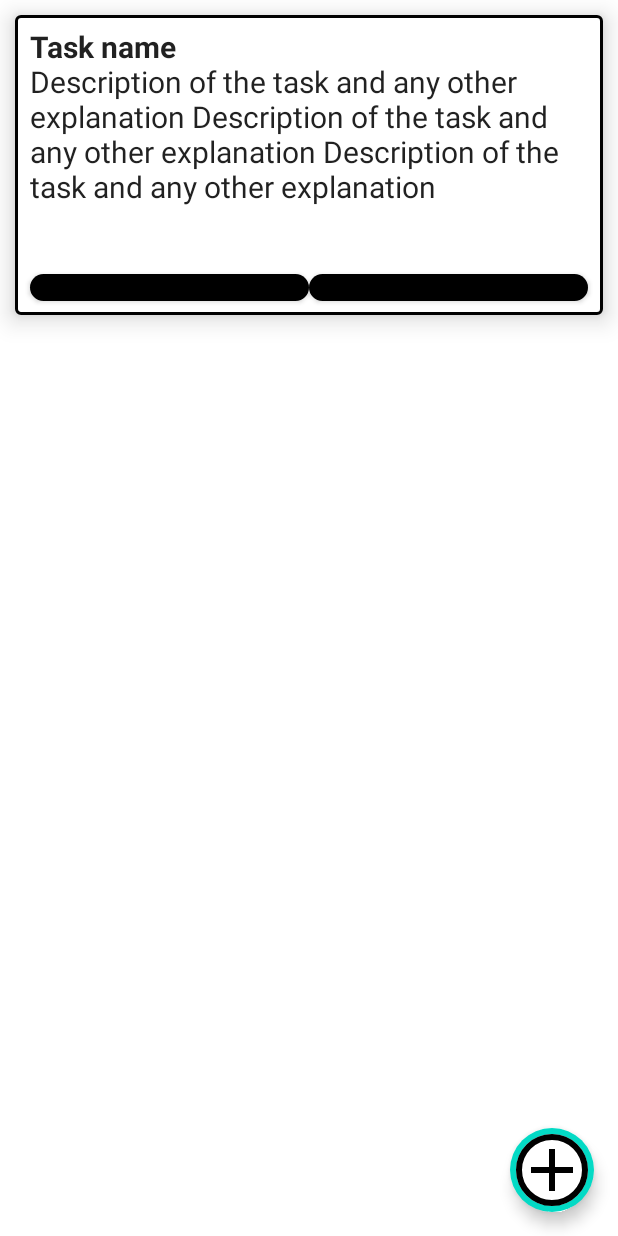
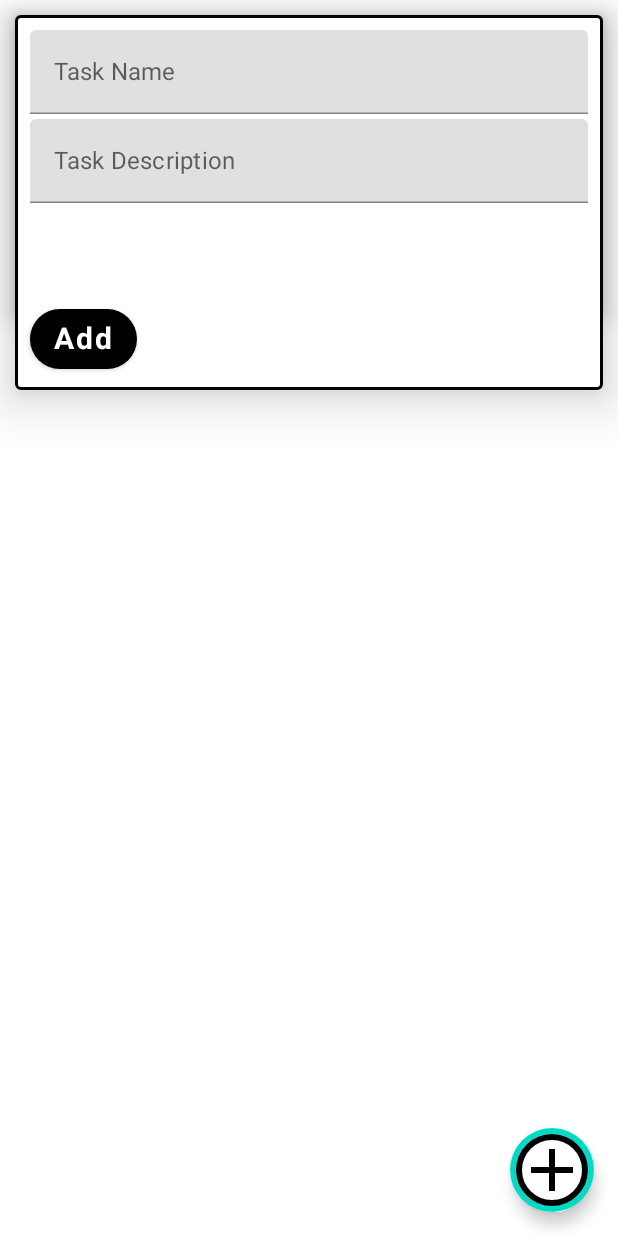
Before and after one commit to dynamic2code/Todo_app, an Android app built with Jetpack Compose: the screen it shows after launch (MainActivity), after a tap on "Add", on a phone screen of 412 x 824 dp. Run offline under Robolectric (Android 15) with nearby library versions, the phone set to English and light mode, and no system bars.

Commit message:
addition to adding task card and its on click function

```diff
--- a/app/src/main/java/com/example/todoapppractice/MainActivity.kt
+++ b/app/src/main/java/com/example/todoapppractice/MainActivity.kt
@@ -8,7 +8,10 @@ import androidx.compose.foundation.BorderStroke
 import androidx.compose.foundation.background
 import androidx.compose.foundation.border
 import androidx.compose.foundation.layout.Arrangement
+import androidx.compose.foundation.layout.Box
+//import androidx.compose.foundation.layout.BoxScopeInstance.align
 import androidx.compose.foundation.layout.Column
+//import androidx.compose.foundation.layout.ColumnScopeInstance.weight
 import androidx.compose.foundation.layout.Row
 import androidx.compose.foundation.layout.Spacer
 import androidx.compose.foundation.layout.fillMaxSize
@@ -24,14 +27,21 @@ import androidx.compose.material.*
 import androidx.compose.material.icons.Icons
 import androidx.compose.material.icons.filled.Add
 import androidx.compose.runtime.Composable
+import androidx.compose.runtime.getValue
+import androidx.compose.runtime.mutableStateOf
+import androidx.compose.runtime.remember
 import androidx.compose.ui.Alignment
 import androidx.compose.ui.Modifier
 import androidx.compose.ui.graphics.Color
 import androidx.compose.ui.text.font.FontWeight
+import androidx.compose.ui.text.input.TextFieldValue
 import androidx.compose.ui.tooling.preview.Preview
 import androidx.compose.ui.unit.dp
 import androidx.compose.ui.unit.sp
 import com.example.todoapppractice.ui.theme.TodoApppracticeTheme
+//import com.example.textfield.ui.theme.TextfieldTheme
+import androidx.compose.runtime.getValue
+import androidx.compose.runtime.setValue
 
 
 class MainActivity : ComponentActivity() {
@@ -53,9 +63,11 @@ class MainActivity : ComponentActivity() {
 
 @Composable
 fun ToDoAPP(){
+    var available_todo by remember { mutableStateOf(false) }
+    var showDetails by remember { mutableStateOf(false) }
     Scaffold(
         floatingActionButton = {
-            FloatingActionButton(onClick = { /* ... */ }) {
+            FloatingActionButton(onClick = {  showDetails = !showDetails }) {
                 Icon(Icons.Filled.Add,
                     contentDescription = "Add",
                     modifier = Modifier
@@ -64,9 +76,25 @@ fun ToDoAPP(){
                         .border(BorderStroke(4.dp, Color.Black), shape = CircleShape))
             }
         }
+    ) {innerPadding ->
+        Box(
+            Modifier
+                .padding(innerPadding)
+                .fillMaxSize()
         ) {
-        // Screen content
+            // Main content here
+//            logic to get check i data in db
+
+            Column() {
                 ToDo()
+            }
+            Column() {
+                if (showDetails) {
+                    AddTodoWidget()
+                }
+            }
+        }
+
     }
 }
 
@@ -85,7 +113,9 @@ fun ToDo(){
                 .fillMaxWidth()
                 .padding(10.dp)
         ) {
-            Column() {
+            Column(
+                modifier = Modifier.weight(1.0f)
+            ) {
                 Text(
                     text = "Task name",
                     fontSize = MaterialTheme.typography.h6.fontSize,
@@ -97,10 +127,10 @@ fun ToDo(){
 
                 )
             }
-            Spacer(modifier = Modifier.height(45.dp))
+//            Spacer(modifier = Modifier.height(45.dp))
             Row(
-                modifier = Modifier
-                    .weight(1f, false),
+//                modifier = Modifier
+//                    .weight(1f, ),
                 verticalAlignment = Alignment.CenterVertically,
                 horizontalArrangement = Arrangement.End,
             ) {
@@ -137,23 +167,59 @@ fun ToDo(){
 }
 
 @Composable
-fun AddTodoWidget(){
+fun AddTodoWidget() {
     Card(
-        elevation = 10.dp,
+        elevation = 20.dp,
         modifier = Modifier
+//            .align(Alignment.Center)
             .padding(10.dp)
-            .requiredHeight(200.dp),
+            .requiredHeight(250.dp),
         border = BorderStroke(2.dp, Color.Black)
+    ) {
+        Column(
+            modifier = Modifier
+                .fillMaxWidth()
+                .padding(10.dp)
+        ) {
+            var task_name by remember {
+                mutableStateOf("")
+            }
+            TextField(
+                value = task_name,
+                onValueChange = { new_name ->
+                    task_name = new_name
+                },
+                label = {
+                    Text(text = "Task Name")
+                },
+                singleLine = true,
+                modifier = Modifier.fillMaxWidth()
             )
-    {
-        Row() {
+            Spacer(modifier = Modifier.size(3.dp))
+            var task_description by remember {
+                mutableStateOf("")
+            }
+            TextField(
+                value = task_description,
+                onValueChange = { new_name ->
+                    task_description = new_name
+                },
+                label = {
+                    Text(text = "Task Description")
+                },
+                maxLines = 3,
+                modifier = Modifier.fillMaxWidth()
+            )
+            // Add a spacer to push the button to the bottom of the card
+            Spacer(modifier = Modifier.weight(1f))
+            Box(
+//                Modifier.align(Alignment.BottomEnd)
+            ) {
                 Button(
-                modifier = Modifier.weight(1f),
-                shape = RoundedCornerShape(50),
+                    shape = RoundedCornerShape(100),
                     colors = ButtonDefaults.buttonColors(backgroundColor = Color.Black),
                     onClick = { /*TODO*/ }
-            )
-            {
+                ) {
                     Text(
                         text = "Add",
                         color = Color.White,
@@ -162,9 +228,10 @@ fun AddTodoWidget(){
                     )
                 }
             }
-
         }
     }
+}
+
 @Preview(showBackground = true)
 @Composable
 fun AddPreview() {
--- a/app/src/main/java/com/example/todoapppractice/TodoComponent.kt
+++ b/app/src/main/java/com/example/todoapppractice/TodoComponent.kt
@@ -17,7 +17,10 @@ import androidx.compose.material.Card
 import androidx.compose.material.MaterialTheme
 import androidx.compose.material.Surface
 import androidx.compose.material.Text
+import androidx.compose.material.TextField
 import androidx.compose.runtime.Composable
+import androidx.compose.runtime.mutableStateOf
+import androidx.compose.runtime.remember
 import androidx.compose.ui.Alignment
 import androidx.compose.ui.Modifier
 import androidx.compose.ui.graphics.Color
@@ -27,78 +30,22 @@ import androidx.compose.ui.unit.dp
 import com.example.todoapppractice.ui.theme.TodoApppracticeTheme
 
 //@Composable
-//fun ToDo(){
-//    Card(
-//        elevation = 10.dp,
-//        modifier = Modifier
-//            .padding(10.dp)
-//            .requiredHeight(200.dp),
-////        backgroundColor = Color.Magenta,
-//        border = BorderStroke(2.dp, Color.Black)
-//    ) {
-//        Column(
-//            modifier = Modifier
-//                .fillMaxWidth()
-//                .padding(10.dp)
+//fun TDo(){
+//    var text by remember { mutableStateOf("type here") }
+//    Column() {
+//        TextField(value ="write here" , onValueChange = {})
+//    }
+//
+//}
+//@Preview(showBackground = true)
+//@Composable
+//fun DefaultPreview() {
+//    TodoApppracticeTheme {
+//        Surface(
+//            modifier = Modifier.fillMaxSize(),
+//            color = MaterialTheme.colors.background
 //        ) {
-//            Column() {
-//                Text(
-//                    text = "Task name",
-//                    fontSize = MaterialTheme.typography.h6.fontSize,
-//                    fontWeight = FontWeight.Bold
-//                )
-//                Text(
-//                    text = "Description of the task and any other explanation Description of the task and any other explanation Description of the task and any other explanation",
-//                    fontSize = MaterialTheme.typography.h6.fontSize
-//
-//                )
-//            }
-//            Spacer(modifier = Modifier.height(45.dp))
-//            Row(
-//                modifier = Modifier
-//                    .weight(1f, false),
-//                verticalAlignment = Alignment.CenterVertically,
-//                horizontalArrangement = Arrangement.End,
-//            ) {
-//                Button(
-//                    modifier = Modifier.weight(1f),
-//                    shape = RoundedCornerShape(50),
-//                    colors = ButtonDefaults.buttonColors(backgroundColor = Color.Black),
-//                    onClick = { /*TODO*/ }) {
-//                    Text(
-//                        text = "Edit",
-//                        color = Color.White,
-//                        fontWeight = FontWeight.Bold,
-//                        fontSize = MaterialTheme.typography.h6.fontSize
-//                    )
-//                }
-//                Button(
-//                    modifier = Modifier.weight(1f),
-//                    shape = RoundedCornerShape(50),
-//                    colors = ButtonDefaults.buttonColors(backgroundColor = Color.Black),
-//                    onClick = { /*TODO*/ }) {
-//                    Text(
-//                        text = "Delete",
-//                        color = Color.White,
-//                        fontWeight = FontWeight.Bold,
-//                        fontSize = MaterialTheme.typography.h6.fontSize
-//                    )
-//                }
-//            }
+//            TDo()
 //        }
-//
 //    }
 //}
-@Preview(showBackground = true)
-@Composable
-fun DefaultPreview() {
-    TodoApppracticeTheme {
-        Surface(
-            modifier = Modifier.fillMaxSize(),
-            color = MaterialTheme.colors.background
-        ) {
-            ToDo()
-
-        }
-    }
-}
```
Lines whose indentation alone changed are shown as unchanged.
